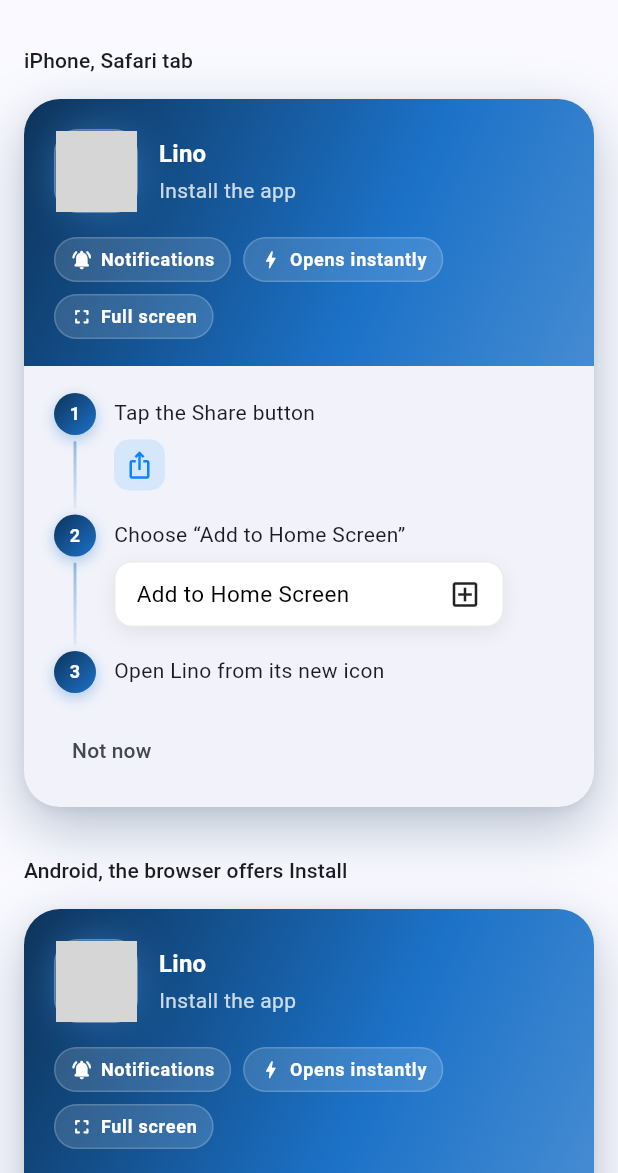
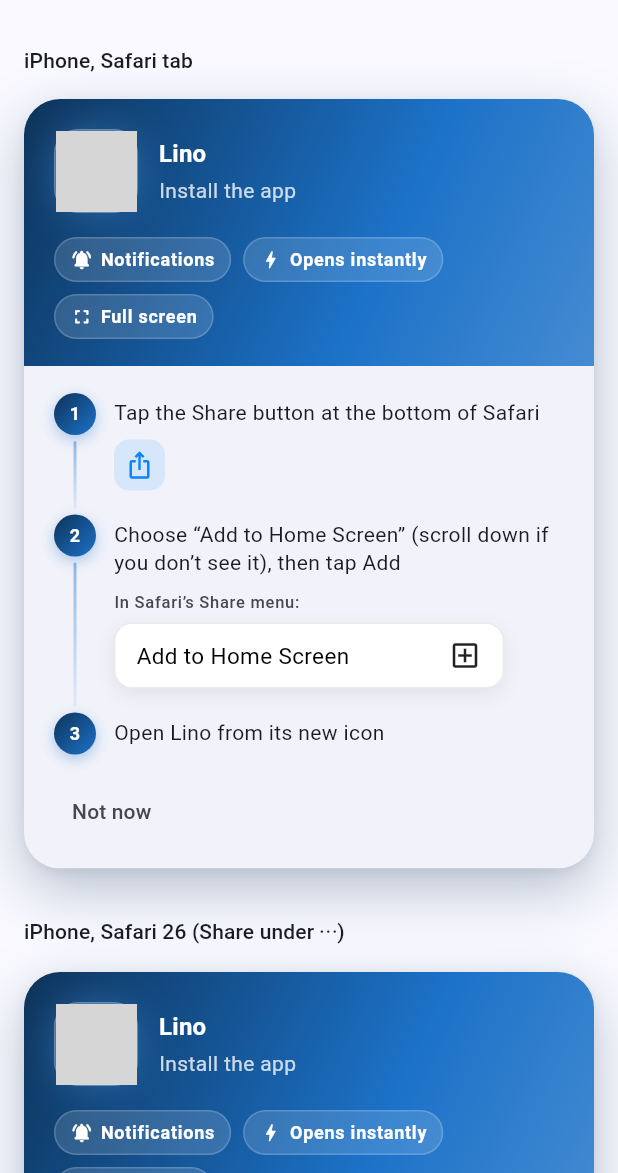
Before and after one commit to Abrova-co/abrova_web_flutter_sdk, a Flutter app: the screen it shows after launch, on a phone screen of 412 x 824 dp, the part 63-1236 px from its top. Run offline on Flutter 3.47's test engine with Material 3 defaults, Android fonts, the phone set to English and light mode, and no system bars; our stand-ins replace web; missing offline and left inert: dart:js_interop; network calls fail; grey boxes are pictures that could not be loaded.

Commit message:
0.1.1: iPhone steps follow Safari's layout (26: Share under ⋯; iPad: at the top), "In Safari's Share menu:" caption

```diff
--- a/example/lib/main.dart
+++ b/example/lib/main.dart
@@ -8,6 +8,8 @@ void main() => runApp(const Example());
 
 const _iphone =
     'Mozilla/5.0 (iPhone; CPU iPhone OS 18_6 like Mac OS X) AppleWebKit/605.1.15 (KHTML, like Gecko) Version/18.6 Mobile/15E148 Safari/604.1';
+const _iphone26 =
+    'Mozilla/5.0 (iPhone; CPU iPhone OS 18_6 like Mac OS X) AppleWebKit/605.1.15 (KHTML, like Gecko) Version/26.0 Mobile/15E148 Safari/604.1';
 const _instagram =
     'Mozilla/5.0 (iPhone; CPU iPhone OS 18_6 like Mac OS X) AppleWebKit/605.1.15 (KHTML, like Gecko) Mobile/15E148 Instagram 350.0.0.0';
 const _android = 'Mozilla/5.0 (Linux; Android 14; Pixel 8) AppleWebKit/537.36 (KHTML, like Gecko) Chrome/131.0.0.0 Mobile Safari/537.36';
@@ -36,6 +38,13 @@ class Example extends StatelessWidget {
           children: [
             const _Label('iPhone, Safari tab'),
             AbrovaInstallGuide(appName: name, icon: _icon, accentColor: _brand, context: AbrovaWebContext.fromUserAgent(_iphone, installed: false)),
+            const _Label('iPhone, Safari 26 (Share under ⋯)'),
+            AbrovaInstallGuide(
+              appName: name,
+              icon: _icon,
+              accentColor: _brand,
+              context: AbrovaWebContext.fromUserAgent(_iphone26, installed: false),
+            ),
             const _Label('Android, the browser offers Install'),
             AbrovaInstallGuide(
               appName: name,
--- a/lib/src/install_guide.dart
+++ b/lib/src/install_guide.dart
@@ -58,8 +58,12 @@ class AbrovaInstallGuide extends StatelessWidget {
         final inApp = need == AbrovaInstallNeed.openInBrowser;
         final steps = switch (need) {
           AbrovaInstallNeed.iosAddToHomeScreen => [
-              _Step(text.iosShare, cue: const _ShareCue()),
-              _Step(text.iosAdd, cue: _MenuRowCue(text.menuAddToHome)),
+              // Safari 26 put Share under ⋯; on iPad the button is at the top.
+              if (!where.isIpad && (where.safariVersion ?? 0) >= 26)
+                _Step(text.iosShareMore, cue: const _ShareCue(more: true))
+              else
+                _Step(where.isIpad ? text.iosShareIpad : text.iosShare, cue: const _ShareCue()),
+              _Step(text.iosAdd, cue: _MenuRowCue(text.menuAddToHome, caption: text.menuCaption)),
               _Step(text.openFromIcon(appName)),
             ],
           AbrovaInstallNeed.androidInstall when !where.canPromptInstall => [
@@ -402,31 +406,60 @@ class _StepRow extends StatelessWidget {
   }
 }
 
-/// The iPhone Share button, as Safari draws it.
+/// The iPhone Share button, as Safari draws it ([more]: Safari 26's ⋯ first).
 class _ShareCue extends StatelessWidget {
-  const _ShareCue();
+  const _ShareCue({this.more = false});
+  final bool more;
+
+  Widget _button(IconData icon) => Container(
+        padding: const EdgeInsets.all(7),
+        decoration: BoxDecoration(
+          color: const Color(0xFF0A84FF).withValues(alpha: 0.12),
+          borderRadius: BorderRadius.circular(10),
+        ),
+        child: Icon(icon, size: 20, color: const Color(0xFF0A84FF)),
+      );
 
   @override
   Widget build(BuildContext context) {
-    return Container(
-      padding: const EdgeInsets.all(7),
-      decoration: BoxDecoration(
-        color: const Color(0xFF0A84FF).withValues(alpha: 0.12),
-        borderRadius: BorderRadius.circular(10),
-      ),
-      child: const Icon(Icons.ios_share, size: 20, color: Color(0xFF0A84FF)),
+    if (!more) return _button(Icons.ios_share);
+    return Row(
+      mainAxisSize: MainAxisSize.min,
+      children: [
+        _button(Icons.more_horiz),
+        Padding(
+          padding: const EdgeInsets.symmetric(horizontal: 6),
+          child: Icon(Icons.arrow_forward_rounded, size: 16, color: Theme.of(context).colorScheme.onSurfaceVariant),
+        ),
+        _button(Icons.ios_share),
+      ],
     );
   }
 }
 
 /// The "Add to Home Screen" row of the iPhone share menu, as iOS draws it.
 class _MenuRowCue extends StatelessWidget {
-  const _MenuRowCue(this.label);
+  const _MenuRowCue(this.label, {required this.caption});
   final String label;
+
+  /// "In Safari's Share menu:" — the row is a picture of what to find there, not a button.
+  final String caption;
 
   @override
   Widget build(BuildContext context) {
     final dark = Theme.of(context).brightness == Brightness.dark;
+    return Column(
+      crossAxisAlignment: CrossAxisAlignment.start,
+      children: [
+        Text(caption,
+            style: Theme.of(context).textTheme.labelSmall?.copyWith(color: Theme.of(context).colorScheme.onSurfaceVariant)),
+        const SizedBox(height: 6),
+        _row(dark),
+      ],
+    );
+  }
+
+  Widget _row(bool dark) {
     return Directionality(
       textDirection: TextDirection.ltr,
       child: Container(
--- a/lib/src/install_strings.dart
+++ b/lib/src/install_strings.dart
@@ -9,6 +9,9 @@ class AbrovaInstallStrings {
     required this.title,
     required this.benefit,
     required this.iosShare,
+    required this.iosShareIpad,
+    required this.iosShareMore,
+    required this.menuCaption,
     required this.iosAdd,
     required this.openFromIcon,
     required this.androidMenu,
@@ -35,7 +38,17 @@ class AbrovaInstallStrings {
 
   /// Why: notifications, faster opening.
   final String benefit;
+  /// iPhone, Safari up to 18: the Share button at the bottom.
   final String iosShare;
+
+  /// iPad: the Share button at the top.
+  final String iosShareIpad;
+
+  /// iPhone, Safari 26 and later: Share is under ⋯.
+  final String iosShareMore;
+
+  /// Above the picture of the menu row.
+  final String menuCaption;
   final String iosAdd;
 
   /// "Open {app} from its new icon".
@@ -59,8 +72,11 @@ class AbrovaInstallStrings {
     menuAddToHome: 'Add to Home Screen',
     title: (app) => 'Add $app to your Home Screen',
     benefit: 'Get notifications and open it faster, like an app.',
-    iosShare: 'Tap the Share button',
-    iosAdd: 'Choose “Add to Home Screen”',
+    iosShare: 'Tap the Share button at the bottom of Safari',
+    iosShareIpad: 'Tap the Share button at the top of Safari',
+    iosShareMore: 'Tap ⋯ at the bottom of Safari, then Share',
+    menuCaption: 'In Safari’s Share menu:',
+    iosAdd: 'Choose “Add to Home Screen” (scroll down if you don’t see it), then tap Add',
     openFromIcon: (app) => 'Open $app from its new icon',
     androidMenu: 'Tap the browser menu ⋮',
     androidAdd: 'Choose “Install app” or “Add to Home screen”',
@@ -80,8 +96,11 @@ class AbrovaInstallStrings {
     menuAddToHome: 'Add to Home Screen',
     title: (app) => '$app را به صفحه‌ی اصلی اضافه کنید',
     benefit: 'اعلان‌ها را دریافت کنید و مثل یک اپ سریع‌تر بازش کنید.',
-    iosShare: 'روی دکمه‌ی اشتراک‌گذاری (Share) بزنید',
-    iosAdd: '«Add to Home Screen» (افزودن به صفحه‌ی اصلی) را انتخاب کنید',
+    iosShare: 'پایین Safari روی دکمه‌ی اشتراک‌گذاری (Share) بزنید',
+    iosShareIpad: 'بالای Safari روی دکمه‌ی اشتراک‌گذاری (Share) بزنید',
+    iosShareMore: 'پایین Safari روی ⋯ بزنید، سپس Share',
+    menuCaption: 'در منوی Share سافاری:',
+    iosAdd: '«Add to Home Screen» (افزودن به صفحه‌ی اصلی) را انتخاب کنید (اگر نمی‌بینید پایین بروید)، سپس Add را بزنید',
     openFromIcon: (app) => '$app را از آیکون تازه‌اش باز کنید',
     androidMenu: 'روی منوی مرورگر ⋮ بزنید',
     androidAdd: '«Install app» یا «Add to Home screen» را انتخاب کنید',
--- a/lib/src/web_context.dart
+++ b/lib/src/web_context.dart
@@ -22,6 +22,8 @@ class AbrovaWebContext {
     required this.isIos,
     required this.isAndroid,
     required this.installed,
+    this.isIpad = false,
+    this.safariVersion,
     this.inAppBrowser,
     this.canPromptInstall = false,
   });
@@ -34,6 +36,12 @@ class AbrovaWebContext {
   /// iPhone or iPad (iPadOS reports itself as a Mac with a touch screen).
   final bool isIos;
   final bool isAndroid;
+
+  /// iPad (Safari's Share button is at the top there).
+  final bool isIpad;
+
+  /// Safari's major version on iPhone and iPad (`Version/26`); null when unknown. From 26 the Share button is under ⋯.
+  final int? safariVersion;
 
   /// Opened as an installed app (from the Home Screen), not in a browser tab.
   final bool installed;
@@ -73,8 +81,8 @@ class AbrovaWebContext {
     int maxTouchPoints = 0,
     bool canPromptInstall = false,
   }) {
-    final isIos = RegExp('iPhone|iPad|iPod').hasMatch(userAgent) ||
-        (userAgent.contains('Macintosh') && maxTouchPoints > 1);
+    final isIpad = userAgent.contains('iPad') || (userAgent.contains('Macintosh') && maxTouchPoints > 1);
+    final isIos = isIpad || RegExp('iPhone|iPod').hasMatch(userAgent);
     final isAndroid = !isIos && userAgent.contains('Android');
     String? inApp;
     for (final entry in _inAppTokens.entries) {
@@ -88,10 +96,14 @@ class AbrovaWebContext {
       if (isAndroid && userAgent.contains('; wv)')) inApp = 'an app';
       if (isIos && !userAgent.contains('Safari/')) inApp = 'an app';
     }
+    // Safari's own version: from iOS 26 the user agent keeps saying "OS 18_6", only "Version/26" tells.
+    final safari = isIos ? int.tryParse(RegExp(r'Version/(\d+)').firstMatch(userAgent)?.group(1) ?? '') : null;
     return AbrovaWebContext(
       isWeb: true,
       isIos: isIos,
       isAndroid: isAndroid,
+      isIpad: isIpad,
+      safariVersion: safari,
       installed: installed,
       inAppBrowser: inApp,
       canPromptInstall: canPromptInstall,
--- a/pubspec.yaml
+++ b/pubspec.yaml
@@ -1,6 +1,6 @@
 name: abrova_web
 description: "Abrova Web for Flutter web apps that people install on their phone (PWA): where the app runs, and a ready-made Add to Home Screen guide in Persian and English."
-version: 0.1.0
+version: 0.1.1
 homepage: https://abrova.ir
 repository: https://github.com/Abrova-co/abrova_web_flutter_sdk
 
```
Also changed, not shown: 4 other files.
